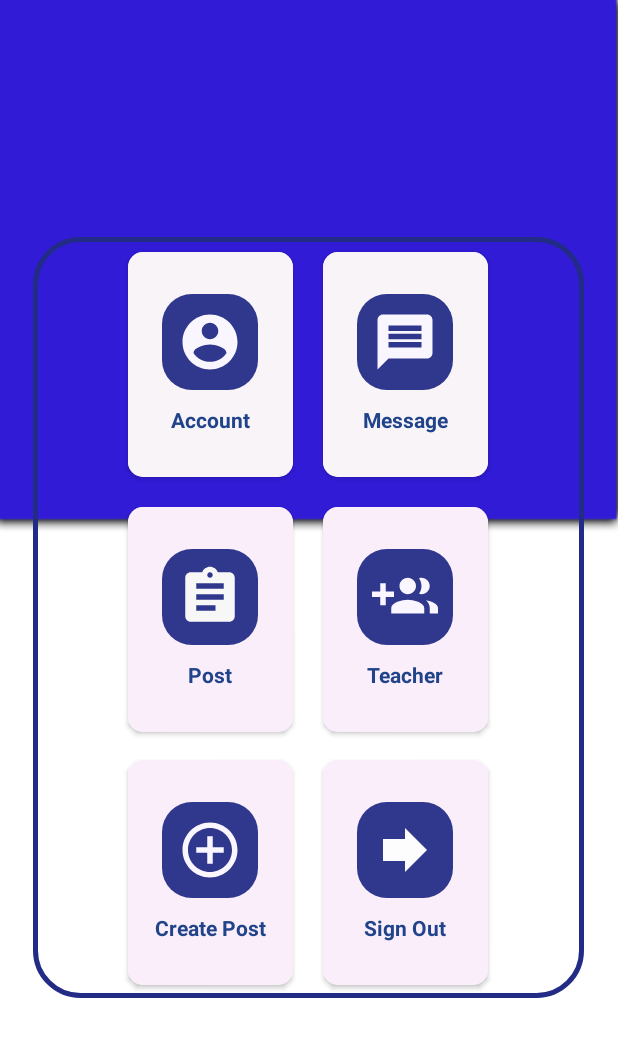
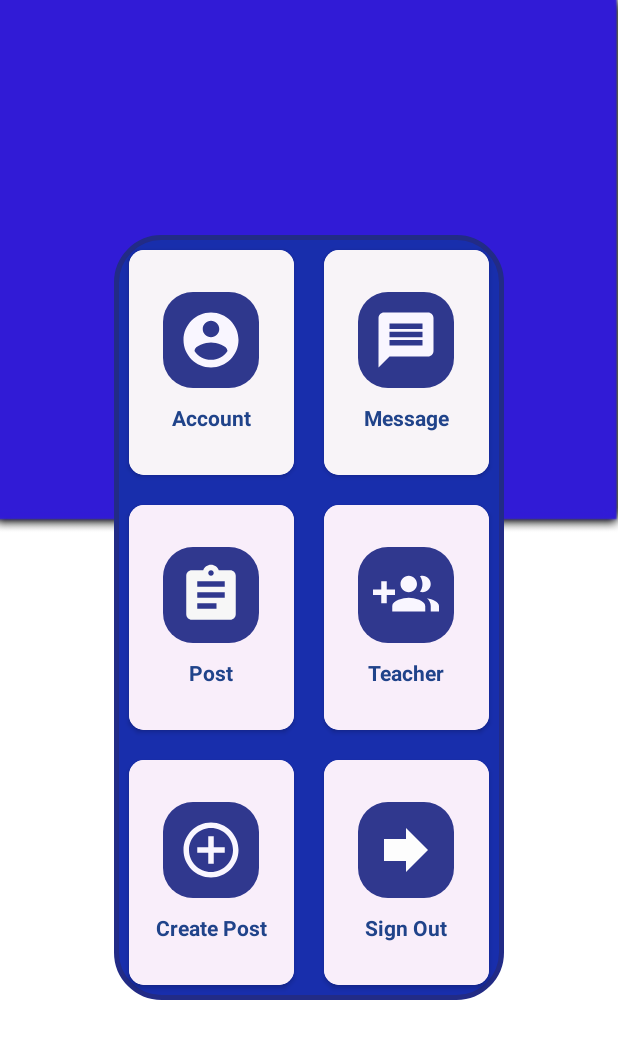
Before and after one commit to Amxadhussain97/Android, an Android app: the Student_Dashboard screen opened directly, with no data from a screen before it, on a phone screen of 412 x 824 dp. Shown: the top 1039 px of the screen. Run offline under Robolectric (Android 15) with nearby library versions, the phone set to English and light mode, and no system bars.

Commit message:
update 9-25-19    dshbrd + mssge hid

```diff
--- a/app/src/main/res/drawable/text_shape_stroke.xml
+++ b/app/src/main/res/drawable/text_shape_stroke.xml
@@ -1,6 +1,7 @@
 <?xml version="1.0" encoding="utf-8"?>
 <shape xmlns:android="http://schemas.android.com/apk/res/android">
   <corners android:radius="30dp"/>
+    <solid android:color="#182EAC"/>
       <stroke android:color="#222B86" android:width="3dp"/>
 
 </shape>
--- a/app/src/main/res/layout/activity_student__dashboard.xml
+++ b/app/src/main/res/layout/activity_student__dashboard.xml
@@ -13,8 +13,8 @@
 
 
     <LinearLayout
-        android:layout_width="367dp"
-        android:layout_height="507dp"
+        android:layout_width="wrap_content"
+        android:layout_height="wrap_content"
         android:background="@drawable/text_shape_stroke"
         android:orientation="vertical"
 
@@ -184,6 +184,7 @@
         <LinearLayout
             android:layout_width="match_parent"
             android:layout_height="wrap_content"
+
             android:clipToPadding="false"
             android:gravity="center">
 
--- a/app/src/main/res/layout/activity_teacher_dashboard.xml
+++ b/app/src/main/res/layout/activity_teacher_dashboard.xml
@@ -14,8 +14,8 @@
 
 
     <LinearLayout
-        android:layout_width="284dp"
-        android:layout_height="356dp"
+        android:layout_width="wrap_content"
+        android:layout_height="wrap_content"
         android:orientation="vertical"
         android:background="@drawable/text_shape_stroke"
 
```
